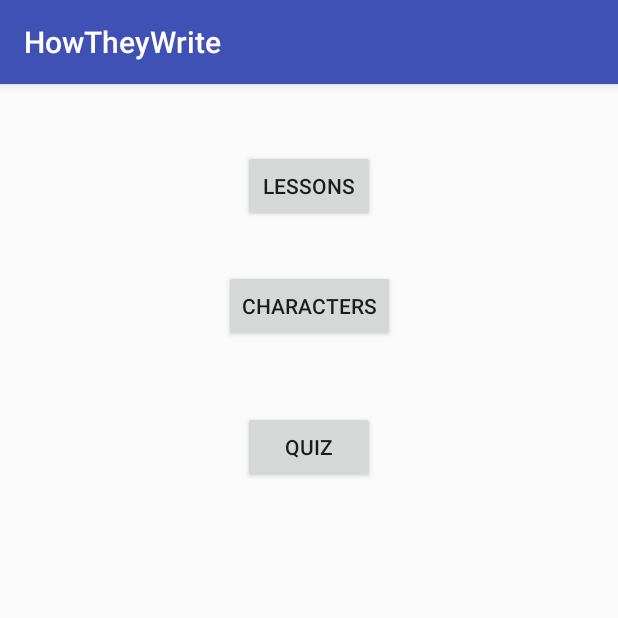
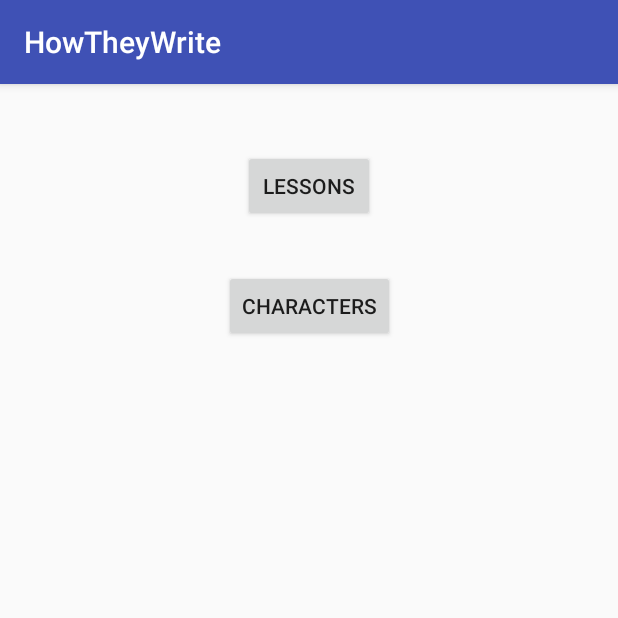
Before and after one commit to XiangRongLin/HowTheyWrite, an Android app: the screen it shows after launch (MainActivity), on a phone screen of 412 x 824 dp, the top half of it. Run offline under Robolectric (Android 15) with nearby library versions, the phone set to English and light mode, and no system bars.

Commit message:
Fix end of quiz activtiy

```diff
--- a/app/src/main/res/layout/activity_character_detail.xml
+++ b/app/src/main/res/layout/activity_character_detail.xml
@@ -16,7 +16,7 @@
     android:fontFamily="@font/kanji_stroke_order"
     android:gravity="center"
     android:text="私の私の"
-    android:textSize="100sp"
+    android:textSize="75sp"
     app:layout_constraintEnd_toEndOf="parent"
     app:layout_constraintStart_toStartOf="parent"
     app:layout_constraintTop_toTopOf="parent"/>
--- a/app/src/main/res/layout/activity_main.xml
+++ b/app/src/main/res/layout/activity_main.xml
@@ -28,14 +28,4 @@
     app:layout_constraintEnd_toEndOf="parent"
     app:layout_constraintStart_toStartOf="parent"
     app:layout_constraintTop_toBottomOf="@+id/button"/>
-  <Button
-    android:id="@+id/quiz"
-    android:layout_width="wrap_content"
-    android:layout_height="wrap_content"
-    android:layout_marginTop="46dp"
-    android:onClick="toQuiz"
-    android:text="Quiz"
-    app:layout_constraintEnd_toEndOf="parent"
-    app:layout_constraintStart_toStartOf="parent"
-    app:layout_constraintTop_toBottomOf="@+id/button_characters"/>
 </android.support.constraint.ConstraintLayout>
--- a/app/src/main/res/layout/activity_quiz.xml
+++ b/app/src/main/res/layout/activity_quiz.xml
@@ -16,7 +16,7 @@
     android:layout_marginEnd="30dp"
     android:gravity="center_horizontal"
     android:text="我"
-    android:textSize="100sp"
+    android:textSize="50sp"
     app:layout_constraintEnd_toEndOf="parent"
     app:layout_constraintStart_toStartOf="parent"
     app:layout_constraintTop_toTopOf="parent"/>
```
Also changed, not shown: app/src/main/java/com/kaiserpudding/howtheywrite/quiz/QuizActivity.java (+10 -8 lines), app/src/main/java/com/kaiserpudding/howtheywrite/quiz/QuizViewModel.java (+7 -2 lines).
